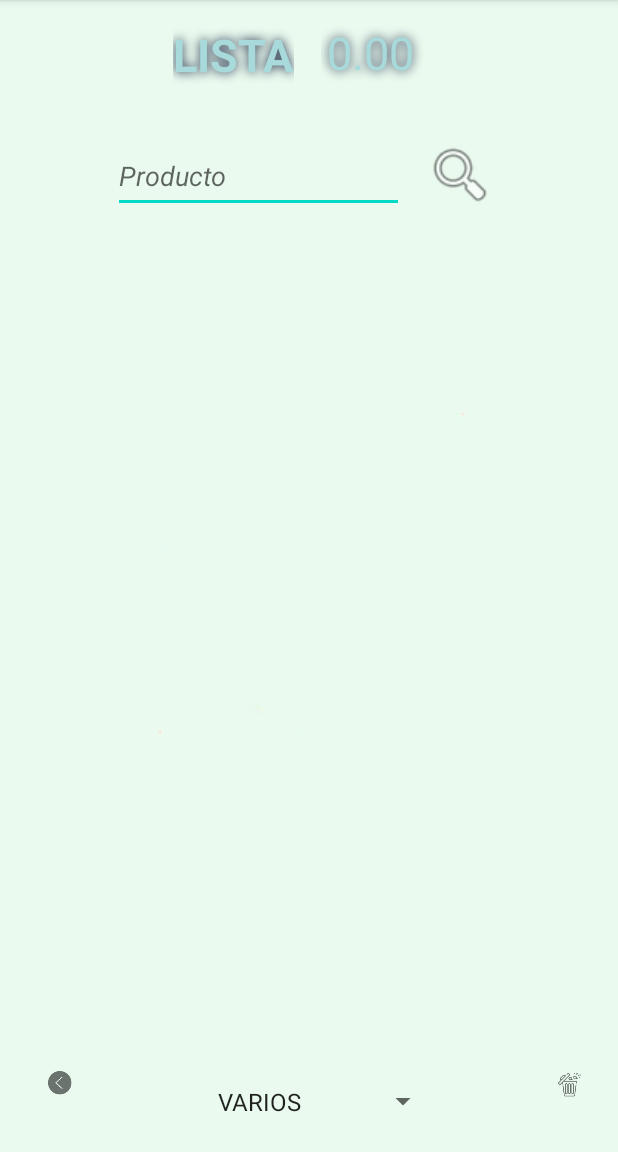
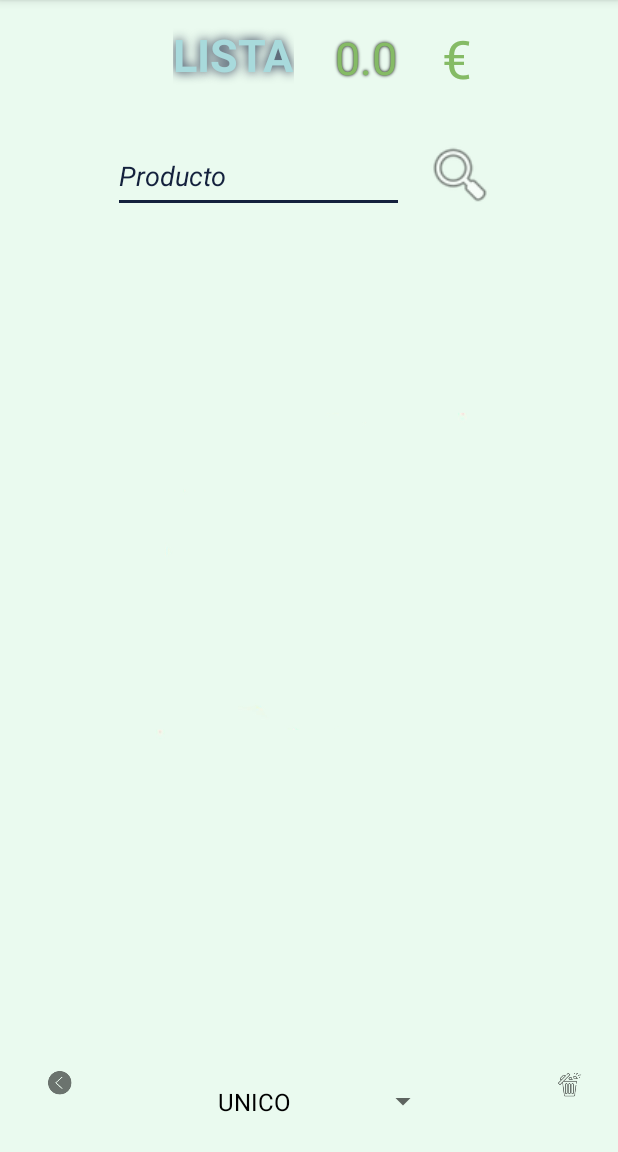
Before and after one commit to YagoHD/AhorroPlus, an Android app: the MyListActivity screen opened directly, with no data from a screen before it, on a phone screen of 412 x 824 dp, the part 84-1236 px from its top. Run offline under Robolectric (Android 15) with nearby library versions, the phone set to English and light mode, and no system bars.

Commit message:
AhorroPLus #EntregaFinal

```diff
--- a/app/src/main/java/com/example/ahorroplus/MyListActivity.java
+++ b/app/src/main/java/com/example/ahorroplus/MyListActivity.java
@@ -38,8 +38,7 @@ public class MyListActivity extends AppCompatActivity {
     protected void onCreate(Bundle savedInstanceState) {
         super.onCreate(savedInstanceState);
         setContentView(R.layout.activity_my_list);
-        //TextView tipoSuper = findViewById(R.id.tipoSuper);
-        //tipoSuper.setText(String.valueOf(Supermercado));
+
 
         //BOTON QUE NOS MANDA  ALA PANTALLA ANTERIOR
         ImageButton imageButonAtras = findViewById(R.id.imageButonAtras);
@@ -84,9 +83,11 @@ public class MyListActivity extends AppCompatActivity {
         //SPINNER CON TIPO DE COMPRA
         Spinner spinner = (Spinner) findViewById(R.id.spinnerTipoCompra);
         String[] datos = new String[] {"UNICO", "VARIOS"};
-        ArrayAdapter<String> adapterSpinner = new ArrayAdapter<String>(this, android.R.layout.simple_spinner_item, datos);
+        ArrayAdapter<String> adapterSpinner = new ArrayAdapter<String>(this, android.R.layout.simple_spinner_dropdown_item, datos);
+        adapterSpinner.setDropDownViewResource(R.layout.spinner_abajo_color);
+
         spinner.setAdapter(adapterSpinner);
-        spinner.setSelection(1);
+
         String seleccion = spinner.getSelectedItem().toString();
 
         spinner.setOnItemSelectedListener(new AdapterView.OnItemSelectedListener() {
@@ -97,8 +98,11 @@ public class MyListActivity extends AppCompatActivity {
                 //AÑADIMOS LOS PRODUCTOS AL INICIAR LA ACTIVIDAD Y USAMOS UN METODO O OTRO DEPENDIENDO DEL SPINNER
                 if(seleccion.equals("VARIOS")){
                     CargarDatos(null);
+
+
                 }else if(seleccion.equals("UNICO")){
                     CargaUnico(null);
+
                 }
             }
             @Override
@@ -130,14 +134,40 @@ public class MyListActivity extends AppCompatActivity {
                    hashSet.addAll(prefs.getStringSet("miLista", new HashSet<>()));
 
                 //AÑADIMOS EL PRODUCTO EN EL QUE CLICAMOS
-                if(seleccion.equals("VARIOS")){
-                    CargarDatos(selected);
-                }else if(seleccion.equals("UNICO")){
-                    CargaUnico(selected);
-                }
+                Spinner spinner = (Spinner) findViewById(R.id.spinnerTipoCompra);
+                String[] datos = new String[] {"UNICO", "VARIOS"};
+                //ArrayAdapter<String> adapterSpinner = new ArrayAdapter<String>(this, android.R.layout.simple_spinner_dropdown_item, datos);
+                adapterSpinner.setDropDownViewResource(R.layout.spinner_abajo_color);
+
+                spinner.setAdapter(adapterSpinner);
+
+                String seleccion = spinner.getSelectedItem().toString();
+
+                spinner.setOnItemSelectedListener(new AdapterView.OnItemSelectedListener() {
+                    @Override
+                    public void onItemSelected(AdapterView<?> adapterView, View view, int i, long l) {
+                        String seleccion = spinner.getSelectedItem().toString();
+
+                        //AÑADIMOS LOS PRODUCTOS AL INICIAR LA ACTIVIDAD Y USAMOS UN METODO O OTRO DEPENDIENDO DEL SPINNER
+                        if(seleccion.equals("VARIOS")){
+                            CargarDatos(selected);
+
+                        }else if(seleccion.equals("UNICO")){
+                            CargaUnico(selected);
+
+                        }
+                    }
+                    @Override
+                    public void onNothingSelected(AdapterView<?> adapterView) {
+
+                    }
+                });
             }
         });
     }
+
+
+
 
     //FUNCION CARGAR UN UNICO SUPERMERCADO
     public void CargaUnico(String selected){
--- a/app/src/main/java/com/example/ahorroplus/ViewHolder.java
+++ b/app/src/main/java/com/example/ahorroplus/ViewHolder.java
@@ -36,7 +36,7 @@ public class ViewHolder extends RecyclerView.ViewHolder{
             @Override
             public void onClick(View view) {
                 if(checkBoxComprado.isChecked()) {
-                    nombreProducto.setTextColor(Color.parseColor("#e63946"));
+                    nombreProducto.setTextColor(Color.parseColor("#85bb65"));
                     nombreProducto.setPaintFlags(nombreProducto.getPaintFlags() | Paint.STRIKE_THRU_TEXT_FLAG);
                 }else{
                     nombreProducto.setTextColor(Color.parseColor("#1d3557"));
--- a/app/src/main/res/layout/activity_my_list.xml
+++ b/app/src/main/res/layout/activity_my_list.xml
@@ -29,9 +29,11 @@
         android:layout_height="49dp"
         android:textColor="#14213d"
         android:layout_marginStart="75dp"
+        android:textColorHint="#14213d"
         android:textStyle="italic"
         android:layout_marginTop="36dp"
         android:completionHint="Producto"
+        android:backgroundTint="#14213d"
         android:hint="Producto"
         android:completionThreshold="1"
         app:layout_constraintEnd_toEndOf="parent"
@@ -77,16 +79,16 @@
 
     <EditText
         android:id="@+id/precio"
-        android:layout_width="108dp"
-        android:layout_height="58dp"
+        android:layout_width="75dp"
+        android:layout_height="wrap_content"
         android:layout_marginTop="8dp"
         android:backgroundTint="@android:color/transparent"
         android:ems="10"
         android:inputType="number"
-        android:shadowColor="#14213d"
-        android:shadowRadius="8"
+        android:shadowColor="@color/black"
+        android:shadowRadius="2"
         android:text="0.0"
-        android:textColor="#a8dadc"
+        android:textColor="#85bb65 "
         android:textSize="30dp"
         app:layout_constraintEnd_toEndOf="parent"
         app:layout_constraintHorizontal_bias="0.168"
@@ -109,10 +111,24 @@
         android:layout_width="359dp"
 
         android:layout_height="418dp"
-        app:layout_constraintBottom_toTopOf="@+id/imageButonAtras"
         app:layout_constraintEnd_toEndOf="parent"
         app:layout_constraintHorizontal_bias="0.529"
-        app:layout_constraintStart_toStartOf="parent" />
+        app:layout_constraintStart_toStartOf="parent"
+        app:layout_constraintTop_toBottomOf="@+id/Buscador" />
+
+    <TextView
+        android:id="@+id/euro"
+        android:layout_width="wrap_content"
+        android:layout_height="wrap_content"
+        android:layout_marginTop="15dp"
+        android:shadowColor="@color/black"
+        android:text="€"
+        android:textColor="#85bb65 "
+        android:textSize="35dp"
+        app:layout_constraintEnd_toEndOf="parent"
+        app:layout_constraintHorizontal_bias="0.0"
+        app:layout_constraintStart_toEndOf="@+id/precio"
+        app:layout_constraintTop_toTopOf="parent" />
 
 
 </androidx.constraintlayout.widget.ConstraintLayout>
```
Also changed, not shown: app/src/main/res/layout/spinner_abajo_color.xml (added, +7 -0 lines), app/src/main/res/layout/spinner_tipo_compra_layout.xml (added, +7 -0 lines), app/src/main/res/layout/view_holder.xml (+28 -29 lines).
